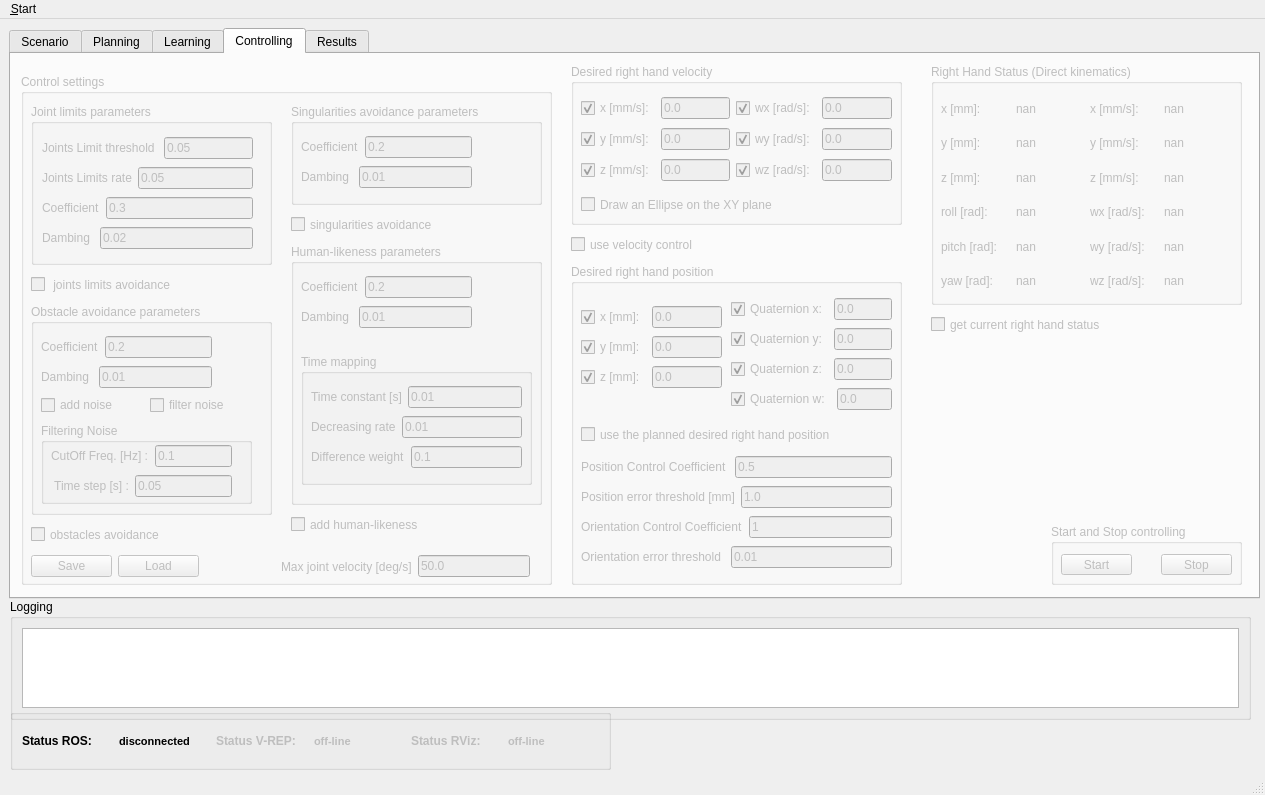
The window that ui/main_window.ui (zohannn/motion_manager) describes before a commit, drawn with Qt 5.
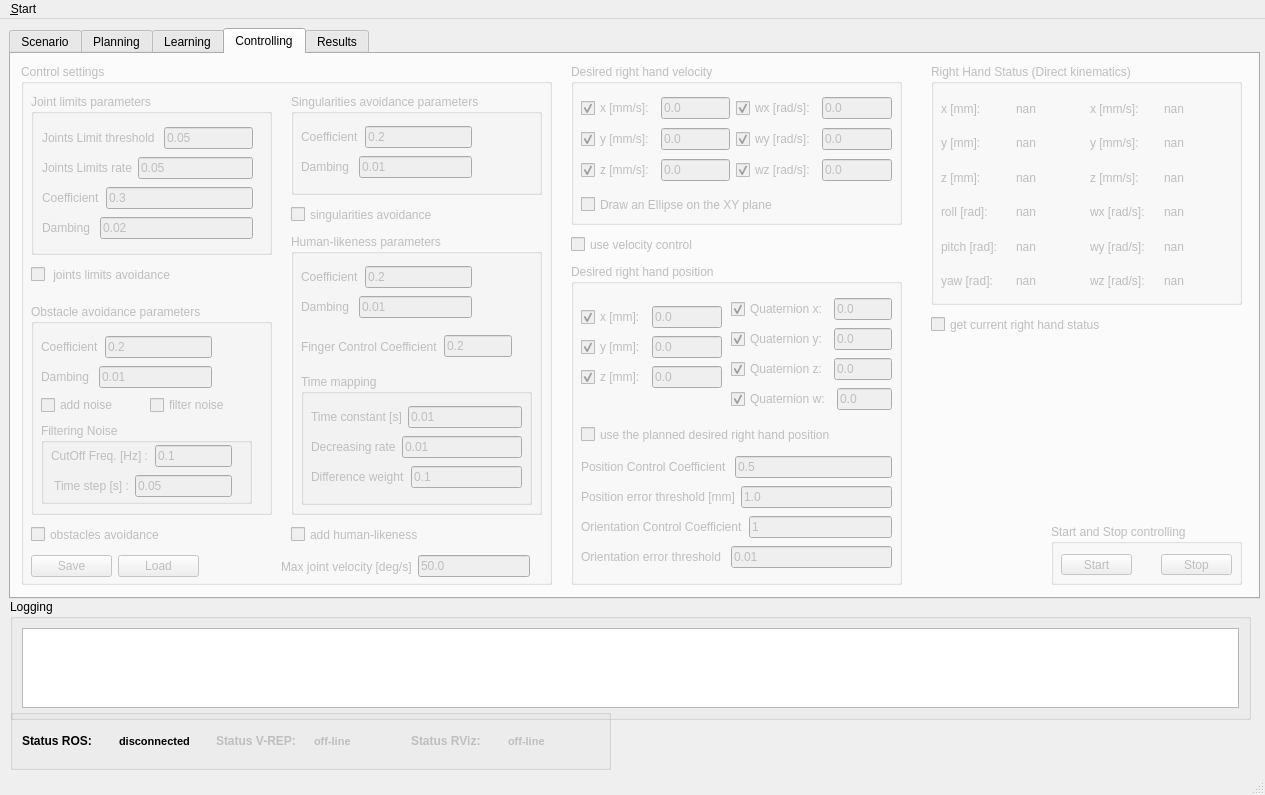
The same window after the commit. Icons and pictures are not drawn. Custom widgets are drawn as their Qt base class.

```diff
--- a/ui/main_window.ui
+++ b/ui/main_window.ui
@@ -2515,9 +2515,9 @@
       <property name="geometry">
        <rect>
         <x>10</x>
-        <y>20</y>
+        <y>10</y>
         <width>531</width>
-        <height>511</height>
+        <height>521</height>
        </rect>
       </property>
       <property name="font">
@@ -2536,7 +2536,7 @@
        <property name="geometry">
         <rect>
          <x>270</x>
-         <y>440</y>
+         <y>460</y>
          <width>171</width>
          <height>21</height>
         </rect>
@@ -2575,7 +2575,7 @@
        <property name="geometry">
         <rect>
          <x>10</x>
-         <y>450</y>
+         <y>460</y>
          <width>171</width>
          <height>21</height>
         </rect>
@@ -2749,7 +2749,7 @@
        <property name="geometry">
         <rect>
          <x>260</x>
-         <y>480</y>
+         <y>490</y>
          <width>249</width>
          <height>25</height>
         </rect>
@@ -2775,7 +2775,7 @@
        <property name="geometry">
         <rect>
          <x>10</x>
-         <y>230</y>
+         <y>240</y>
          <width>241</width>
          <height>211</height>
         </rect>
@@ -2928,7 +2928,7 @@
          <x>270</x>
          <y>170</y>
          <width>251</width>
-         <height>261</height>
+         <height>281</height>
         </rect>
        </property>
        <property name="title">
@@ -2986,7 +2986,7 @@
         <property name="geometry">
          <rect>
           <x>10</x>
-          <y>110</y>
+          <y>140</y>
           <width>231</width>
           <height>131</height>
          </rect>
@@ -3061,12 +3061,38 @@
          </layout>
         </widget>
        </widget>
+       <widget class="QWidget" name="">
+        <property name="geometry">
+         <rect>
+          <x>10</x>
+          <y>100</y>
+          <width>211</width>
+          <height>25</height>
+         </rect>
+        </property>
+        <layout class="QHBoxLayout" name="horizontalLayout_577">
+         <item>
+          <widget class="QLabel" name="label_fing_coeff">
+           <property name="text">
+            <string>Finger Control Coefficient</string>
+           </property>
+          </widget>
+         </item>
+         <item>
+          <widget class="QLineEdit" name="lineEdit_fing_coeff">
+           <property name="text">
+            <string>0.2</string>
+           </property>
+          </widget>
+         </item>
+        </layout>
+       </widget>
       </widget>
       <widget class="QWidget" name="layoutWidget">
        <property name="geometry">
         <rect>
          <x>10</x>
-         <y>480</y>
+         <y>490</y>
          <width>168</width>
          <height>25</height>
         </rect>
```
